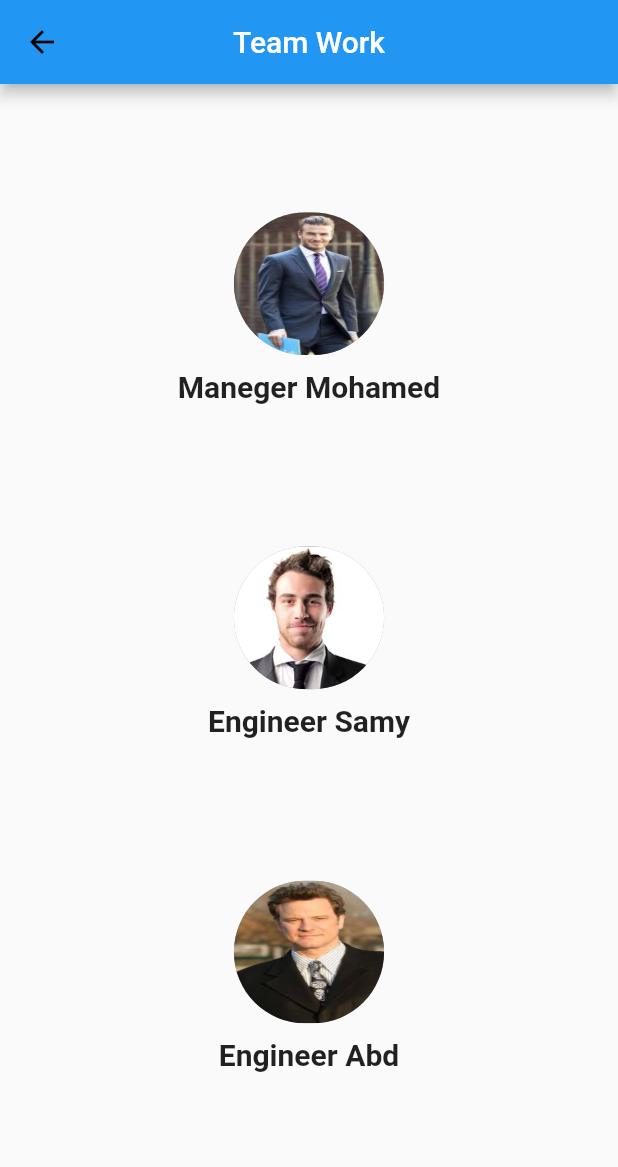
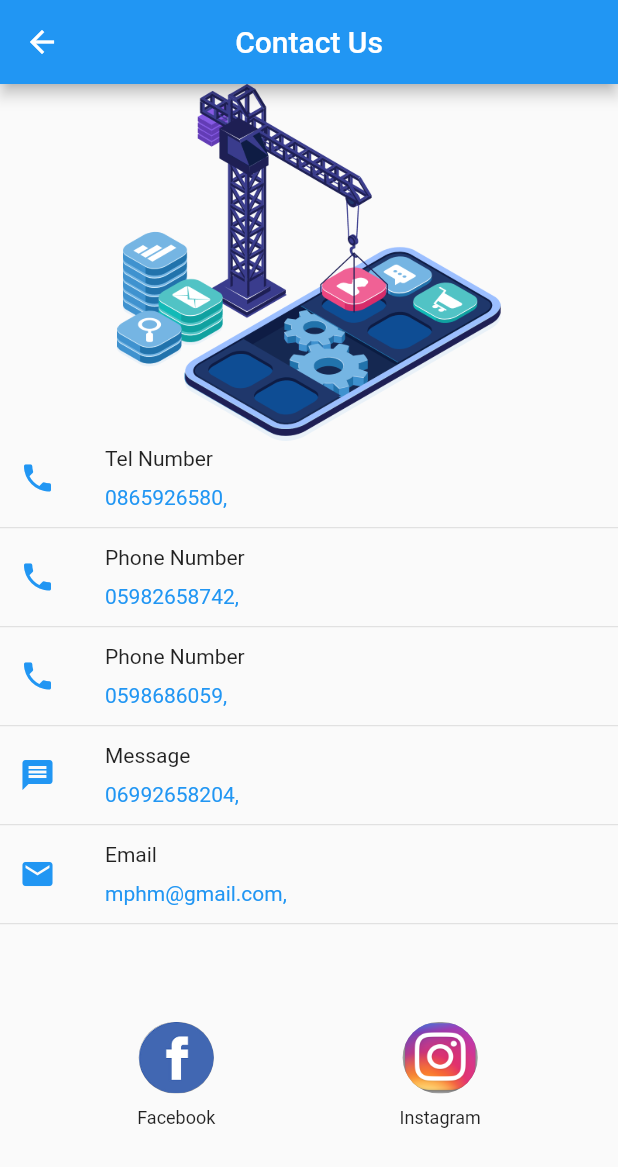
Before and after one commit to Abdghali/Phone-mainten, a Flutter app: the screen it shows after launch, on a phone screen of 412 x 824 dp. Shown: the top 1167 px of the screen. Run offline on Flutter 3.47's test engine with Material 2 defaults, Android fonts, the light colour scheme and no system bars; our stand-ins replace flutter_screenutil, get, image_picker, localize_and_translate, share.

Commit message:
third comment

```diff
--- /dev/null
+++ b/lib/UI/ContactPage.dart
@@ -0,0 +1,262 @@
+import 'package:flutter/material.dart';
+import 'package:flutter_screenutil/flutter_screenutil.dart';
+import 'package:get/get.dart';
+import 'package:image_picker/image_picker.dart';
+import 'package:share/share.dart';
+import 'package:url_launcher/url_launcher.dart';
+
+class ContactPage extends StatefulWidget {
+  @override
+  _ContactPageState createState() => _ContactPageState();
+}
+
+class _ContactPageState extends State<ContactPage> {
+  sharePhoto() async {
+    PickedFile pickedFile =
+        await ImagePicker().getImage(source: ImageSource.gallery);
+    Share.shareFiles(['${pickedFile.path}'],
+        text: 'Great picture', subject: 'subject');
+  }
+
+  sharePost(String post) {
+    Share.share(post);
+  }
+
+  makeCall(int phoneNumber) async {
+    if (await canLaunch('tel:$phoneNumber')) {
+      await launch('tel:$phoneNumber');
+    } else {
+      print('phone cant open this url');
+    }
+  }
+
+  sendSms(int number, String content) async {
+    Uri uri = Uri(
+        scheme: 'sms',
+        path: '$number',
+        queryParameters: {'body': '$content'});
+    if (await canLaunch(uri.toString())) {
+      await launch(uri.toString());
+    } else {
+      print('phone cant open this url');
+    }
+  }
+
+  sendEmail(String otherEmail, String title, String body) async {
+    Uri uri = Uri(
+        scheme: 'mailto', path: otherEmail, query: 'subject=$title&body=$body');
+    if (await canLaunch(uri.toString())) {
+      await launch(uri.toString());
+    } else {
+      print('phone cant open this url');
+    }
+  }
+
+  @override
+  Widget build(BuildContext context) {
+    ScreenUtil.init(context,
+        width: 411.42857142857144,
+        height: 866.2857142857143,
+        allowFontScaling: true);
+    return Scaffold(
+      appBar: AppBar(
+          title: Text("Contact Us"),
+          centerTitle: true,
+          leading: IconButton(
+              icon: Icon(Icons.arrow_back_outlined),
+              onPressed: () => Get.back())),
+      body: SingleChildScrollView(
+        child: Column(
+          children: [
+            Container(
+              height: 250.h,
+              decoration: BoxDecoration(
+                  image: DecorationImage(
+                      image: AssetImage("assets/images/sliverBack.png"))),
+            ),
+            InkWell(
+              onTap: () {
+                makeCall(0865926580);
+              },
+              child: CustomContainer(
+                contactUsClass: ContactUsClass(
+                    icon: Icon(Icons.phone, color: Colors.blue),
+                    title: "Tel Number",
+                    subTitle: "0865926580"),
+              ),
+            ),
+            Divider(),
+            InkWell(
+              onTap: () {
+                makeCall(05982658742);
+              },
+              child: CustomContainer(
+                contactUsClass: ContactUsClass(
+                    icon: Icon(Icons.phone, color: Colors.blue),
+                    title: "Phone Number",
+                    subTitle: "05982658742"),
+              ),
+            ),
+            Divider(),
+            InkWell(
+              onTap: () {
+                makeCall(0598686059);
+              },
+              child: CustomContainer(
+                contactUsClass: ContactUsClass(
+                    icon: Icon(Icons.phone, color: Colors.blue),
+                    title: "Phone Number",
+                    subTitle: "0598686059"),
+              ),
+            ),
+            Divider(),
+            InkWell(
+              onTap: () {sendSms(06992658204,"Hello, I have a quation");},
+              child: CustomContainer(
+                contactUsClass: ContactUsClass(
+                    icon: Icon(Icons.message, color: Colors.blue),
+                    title: "Message",
+                    subTitle: "06992658204"),
+              ),
+            ),
+            Divider(),
+            InkWell(
+              onTap: () {sendEmail("abdghali13@gmail.com","My Phone","Hello i have a quation");},
+              child: CustomContainer(
+                contactUsClass: ContactUsClass(
+                    icon: Icon(Icons.email, color: Colors.blue),
+                    title: "Email",
+                    subTitle: "mphm@gmail.com"),
+              ),
+            ),
+            Divider(),
+            SizedBox(height: 10),
+            CustomContainer2(),
+          ],
+        ),
+      ),
+    );
+  }
+}
+
+class ContactUsClass {
+  String type;
+  Icon icon;
+  String title;
+  String subTitle;
+
+  ContactUsClass({this.type, this.icon, this.title, this.subTitle});
+}
+
+class CustomContainer extends StatefulWidget {
+  ContactUsClass contactUsClass;
+
+  CustomContainer({this.contactUsClass});
+  @override
+  _CustomContainerState createState() => _CustomContainerState();
+}
+
+class _CustomContainerState extends State<CustomContainer> {
+  @override
+  Widget build(BuildContext context) {
+    return Container(
+        child: Row(
+      children: [
+        Container(
+          height: 50,
+          width: 50,
+          child: widget.contactUsClass.icon,
+        ),
+        SizedBox(
+          width: 20,
+        ),
+        Column(
+          crossAxisAlignment: CrossAxisAlignment.start,
+          mainAxisAlignment: MainAxisAlignment.center,
+          children: [
+            Text("${widget.contactUsClass.title}"),
+            SizedBox(height: 10),
+            Text("${widget.contactUsClass.subTitle},",
+                style: TextStyle(color: Colors.blue))
+          ],
+        )
+      ],
+    ));
+  }
+}
+
+class CustomContainer2 extends StatelessWidget {
+  openUrl(String url) async {
+    if (await canLaunch(url)) {
+      await launch(url, forceWebView: true);
+    } else {
+      print('phone cant open this url');
+    }
+  }
+
+  @override
+  Widget build(BuildContext context) {
+    return Container(
+      padding: EdgeInsets.symmetric(horizontal: 30.w, vertical: 50.h),
+      child: Row(
+        mainAxisAlignment: MainAxisAlignment.spaceAround,
+        children: [
+          InkWell(
+            onTap: () {
+              openUrl("https://www.facebook.com/SamsungPalestine");
+            },
+            child: CustomSocilalContainer(
+                title: "Facebook", imageUrl: "assets/images/fac.png"),
+          ),
+          InkWell(
+            onTap: () {
+              openUrl("https://www.instagram.com/samsungmobile/");
+            },
+            child: CustomSocilalContainer(
+                title: "Instagram", imageUrl: "assets/images/insta.png"),
+          ),
+        ],
+      ),
+    );
+  }
+}
+
+class CustomImageContainer extends StatelessWidget {
+  String imagUrl;
+  CustomImageContainer(this.imagUrl);
+  @override
+  Widget build(BuildContext context) {
+    return Container(
+      height: 50.h,
+      width: 50.w,
+      decoration: BoxDecoration(
+          image: DecorationImage(image: AssetImage(imagUrl), fit: BoxFit.fill),
+          borderRadius: BorderRadius.all(Radius.circular(50.0)),
+          color: Colors.grey),
+    );
+  }
+}
+
+class CustomSocilalContainer extends StatelessWidget {
+  String imageUrl;
+  String title;
+  CustomSocilalContainer({this.title, this.imageUrl});
+  @override
+  Widget build(BuildContext context) {
+    return Container(
+      child: Column(
+        children: [
+          CustomImageContainer(imageUrl),
+          SizedBox(height: 10.h),
+          Text(
+            "${title}",
+            style: TextStyle(
+              fontSize: 12,
+              fontWeight: FontWeight.normal,
+            ),
+          ),
+        ],
+      ),
+    );
+  }
+}
--- a/lib/main.dart
+++ b/lib/main.dart
@@ -1,7 +1,9 @@
+import 'package:firebas_project/UI/ContactPage.dart';
 import 'package:firebas_project/UI/HomrPage.dart';
 import 'package:firebas_project/UI/about_us.dart';
 import 'package:firebas_project/UI/contact_us.dart';
 import 'package:firebas_project/UI/team_work.dart';
+import 'package:firebas_project/UI/test1.dart';
 import 'package:flutter/material.dart';
 import 'package:get/get.dart';
 import 'package:localize_and_translate/localize_and_translate.dart';
@@ -31,7 +33,9 @@ class MyApp extends StatelessWidget {
      // home: HomePage(),
       //home: AboutUs(),
       //home: ContactUs(),
-      home: TeamWork(),
+    //  home: TeamWork(),
+     // home: PackagesGsk(),
+     home: ContactPage(),
     );
   }
 }
--- a/pubspec.yaml
+++ b/pubspec.yaml
@@ -27,8 +27,11 @@ dependencies:
   flutter_screenutil: ^2.3.1
   flutter_swiper: ^1.1.6
   get: ^3.25.4
+  image_picker: ^0.6.7+22
   localize_and_translate: ^3.0.3
   logger: ^0.9.4
+  share: ^0.6.5+4
+  url_launcher: ^5.7.10
 
 dev_dependencies:
   flutter_test:
```
Also changed, not shown: lib/UI/contact_us.dart (+117 -114 lines), lib/UI/test1.dart (added, +100 -0 lines), assets/images/fac.png (added), assets/images/insta.png (added), pubspec.lock.
